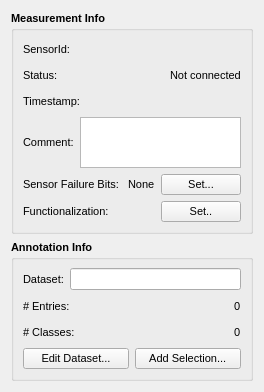
Above: app/infowidget.ui from Tilagiho/eNoseAnnotator before the change. Below: the same form after it.
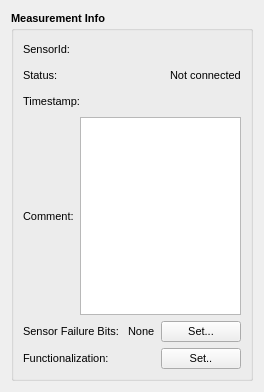
That is the form after the change.

The edit to the form file:
```diff
--- a/app/infowidget.ui
+++ b/app/infowidget.ui
@@ -347,207 +347,6 @@
      </layout>
     </widget>
    </item>
-   <item row="1" column="0">
-    <widget class="QGroupBox" name="annotationbox">
-     <property name="font">
-      <font>
-       <pointsize>8</pointsize>
-       <weight>75</weight>
-       <bold>true</bold>
-      </font>
-     </property>
-     <property name="title">
-      <string>Annotation Info</string>
-     </property>
-     <layout class="QGridLayout" name="gridLayout">
-      <item row="0" column="0">
-       <layout class="QVBoxLayout" name="verticalLayout">
-        <item>
-         <layout class="QHBoxLayout" name="datasetNameLayout">
-          <item>
-           <widget class="QLabel" name="datasetNameText">
-            <property name="font">
-             <font>
-              <pointsize>8</pointsize>
-              <weight>50</weight>
-              <bold>false</bold>
-             </font>
-            </property>
-            <property name="text">
-             <string>Dataset:</string>
-            </property>
-           </widget>
-          </item>
-          <item>
-           <widget class="QLineEdit" name="datasetNameLineEdit">
-            <property name="sizePolicy">
-             <sizepolicy hsizetype="Expanding" vsizetype="Fixed">
-              <horstretch>0</horstretch>
-              <verstretch>0</verstretch>
-             </sizepolicy>
-            </property>
-            <property name="font">
-             <font>
-              <pointsize>8</pointsize>
-              <weight>50</weight>
-              <bold>false</bold>
-             </font>
-            </property>
-            <property name="alignment">
-             <set>Qt::AlignRight|Qt::AlignTrailing|Qt::AlignVCenter</set>
-            </property>
-           </widget>
-          </item>
-         </layout>
-        </item>
-        <item>
-         <layout class="QHBoxLayout" name="nEntriesLayout">
-          <item>
-           <widget class="QLabel" name="nEntriesText">
-            <property name="font">
-             <font>
-              <pointsize>8</pointsize>
-              <weight>50</weight>
-              <bold>false</bold>
-             </font>
-            </property>
-            <property name="text">
-             <string># Entries:</string>
-            </property>
-           </widget>
-          </item>
-          <item>
-           <spacer name="nEntriesSpacer">
-            <property name="orientation">
-             <enum>Qt::Horizontal</enum>
-            </property>
-            <property name="sizeHint" stdset="0">
-             <size>
-              <width>40</width>
-              <height>20</height>
-             </size>
-            </property>
-           </spacer>
-          </item>
-          <item>
-           <widget class="QLabel" name="nEntriesLabel">
-            <property name="font">
-             <font>
-              <pointsize>8</pointsize>
-              <weight>50</weight>
-              <bold>false</bold>
-             </font>
-            </property>
-            <property name="text">
-             <string>0</string>
-            </property>
-           </widget>
-          </item>
-         </layout>
-        </item>
-        <item>
-         <layout class="QHBoxLayout" name="nClassesLayout">
-          <item>
-           <widget class="QLabel" name="classText">
-            <property name="font">
-             <font>
-              <pointsize>8</pointsize>
-              <weight>50</weight>
-              <bold>false</bold>
-             </font>
-            </property>
-            <property name="text">
-             <string># Classes:</string>
-            </property>
-           </widget>
-          </item>
-          <item>
-           <spacer name="classSpacer">
-            <property name="font">
-             <font>
-              <weight>50</weight>
-              <bold>false</bold>
-             </font>
-            </property>
-            <property name="orientation">
-             <enum>Qt::Horizontal</enum>
-            </property>
-            <property name="sizeType">
-             <enum>QSizePolicy::Expanding</enum>
-            </property>
-            <property name="sizeHint" stdset="0">
-             <size>
-              <width>28</width>
-              <height>20</height>
-             </size>
-            </property>
-           </spacer>
-          </item>
-          <item>
-           <widget class="QLabel" name="nClassesLabel">
-            <property name="font">
-             <font>
-              <weight>50</weight>
-              <bold>false</bold>
-             </font>
-            </property>
-            <property name="text">
-             <string>0</string>
-            </property>
-           </widget>
-          </item>
-         </layout>
-        </item>
-        <item>
-         <layout class="QHBoxLayout" name="datasetLayout">
-          <item>
-           <widget class="QPushButton" name="editDatasetButton">
-            <property name="font">
-             <font>
-              <pointsize>8</pointsize>
-              <weight>50</weight>
-              <bold>false</bold>
-             </font>
-            </property>
-            <property name="text">
-             <string>      Edit Dataset...      </string>
-            </property>
-           </widget>
-          </item>
-          <item>
-           <spacer name="datasetSpacer">
-            <property name="orientation">
-             <enum>Qt::Horizontal</enum>
-            </property>
-            <property name="sizeHint" stdset="0">
-             <size>
-              <width>40</width>
-              <height>20</height>
-             </size>
-            </property>
-           </spacer>
-          </item>
-          <item>
-           <widget class="QPushButton" name="addSelectionButton">
-            <property name="font">
-             <font>
-              <pointsize>8</pointsize>
-              <weight>50</weight>
-              <bold>false</bold>
-             </font>
-            </property>
-            <property name="text">
-             <string>      Add Selection...      </string>
-            </property>
-           </widget>
-          </item>
-         </layout>
-        </item>
-       </layout>
-      </item>
-     </layout>
-    </widget>
-   </item>
   </layout>
  </widget>
  <resources/>
```
